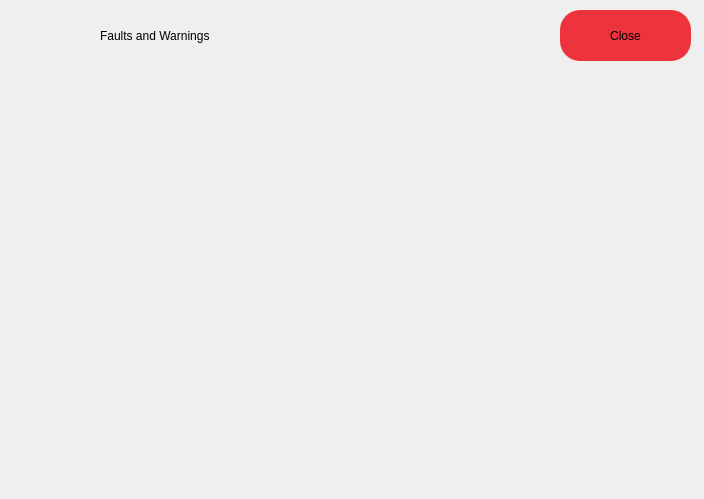
Before: the Qt Designer form apps/huracanXsantoka/dialogs/faultdialog.ui in GiovanniRaseraF/santoka_qt, drawn with Qt 5.
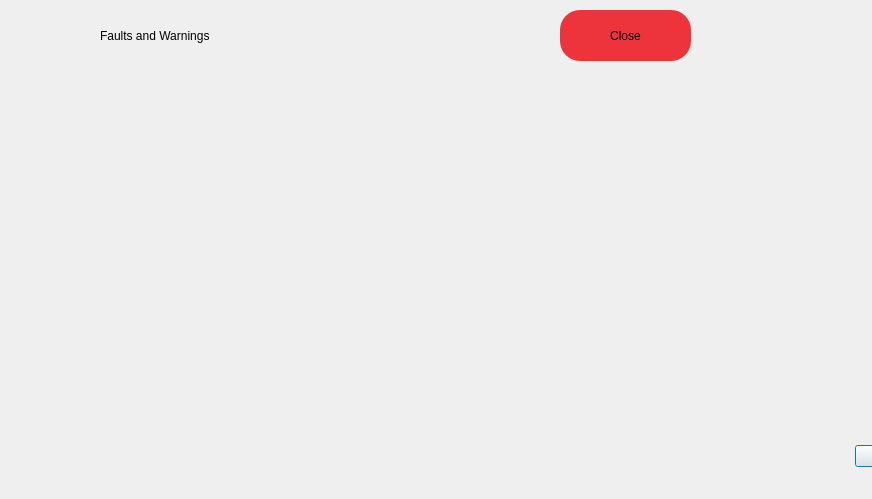
After: the same form once the commit is applied. Icons and pictures are not drawn.

Diff of the .ui file:
```diff
--- a/apps/huracanXsantoka/dialogs/faultdialog.ui
+++ b/apps/huracanXsantoka/dialogs/faultdialog.ui
@@ -6,7 +6,7 @@
    <rect>
     <x>0</x>
     <y>0</y>
-    <width>704</width>
+    <width>872</width>
     <height>499</height>
    </rect>
   </property>
@@ -83,9 +83,9 @@
   <widget class="QWidget" name="verticalLayoutWidget_3">
    <property name="geometry">
     <rect>
-     <x>360</x>
+     <x>450</x>
      <y>70</y>
-     <width>160</width>
+     <width>201</width>
      <height>421</height>
     </rect>
    </property>
@@ -94,9 +94,9 @@
   <widget class="QWidget" name="verticalLayoutWidget_4">
    <property name="geometry">
     <rect>
-     <x>530</x>
+     <x>660</x>
      <y>70</y>
-     <width>160</width>
+     <width>201</width>
      <height>421</height>
     </rect>
    </property>
@@ -105,9 +105,9 @@
   <widget class="QWidget" name="verticalLayoutWidget_2">
    <property name="geometry">
     <rect>
-     <x>180</x>
+     <x>230</x>
      <y>70</y>
-     <width>160</width>
+     <width>201</width>
      <height>421</height>
     </rect>
    </property>
@@ -116,9 +116,9 @@
   <widget class="QWidget" name="verticalLayoutWidget">
    <property name="geometry">
     <rect>
-     <x>10</x>
+     <x>20</x>
      <y>70</y>
-     <width>160</width>
+     <width>201</width>
      <height>421</height>
     </rect>
    </property>
```
